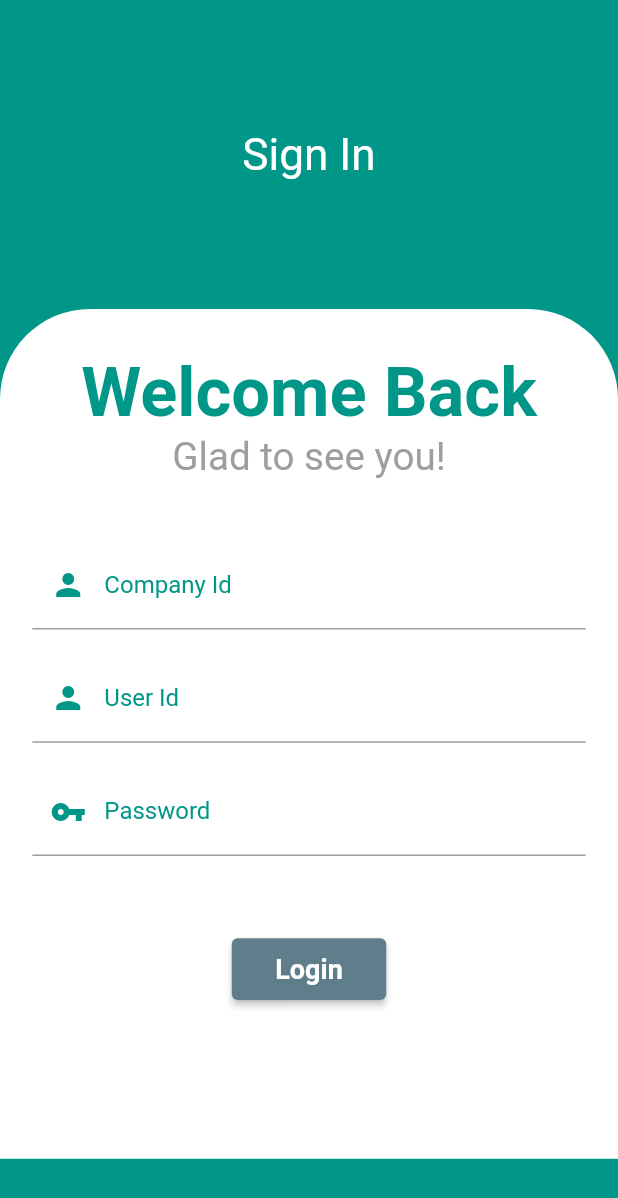
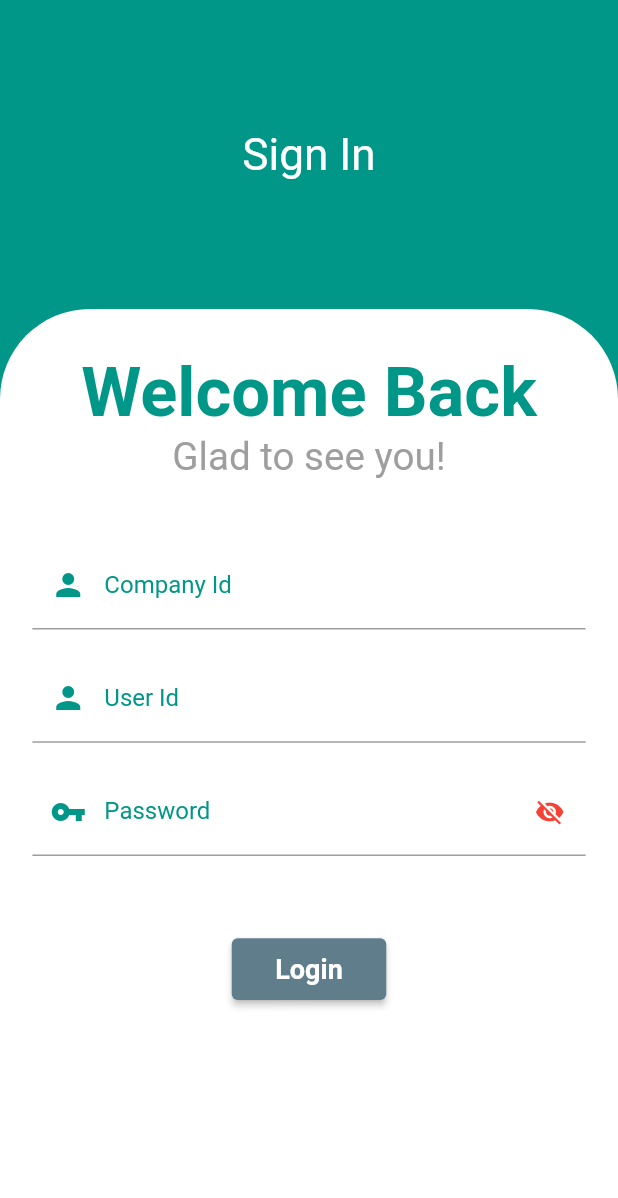
Before and after one commit to Tahmina-Bristy7/Attendance_app, a Flutter app: the screen it shows after launch, on a phone screen of 412 x 824 dp. Shown: the top 1198 px of the screen. Run offline on Flutter 3.47's test engine with Material 2 defaults, Android fonts, the phone set to English and light mode, and no system bars; our stand-ins replace geocoding, geolocator, image_picker.

Commit message:
added some design issue

```diff
--- a/lib/Screens/login_page.dart
+++ b/lib/Screens/login_page.dart
@@ -1,5 +1,6 @@
 import 'package:attendance/Screens/homepage.dart';
 import 'package:flutter/material.dart';
+import 'package:geolocator/geolocator.dart';
 // import 'package:google_fonts/google_fonts.dart';
 
 class LoginPage extends StatefulWidget {
@@ -14,12 +15,15 @@ class _LoginPageState extends State<LoginPage> {
   final _userIdController = TextEditingController();
   final _passwordController = TextEditingController();
   final _formKey = GlobalKey<FormState>();
+  String location = 'Press Button';
   double screenHeight = 0;
   double screenWidth = 0;
   Color initialColor = Colors.white;
   var companyId = 12345;
   var userId = '123@gmail.com';
   var password = '1234';
+
+  bool _obscureText = true;
 
   @override
   void dispose() {
@@ -36,11 +40,53 @@ class _LoginPageState extends State<LoginPage> {
     screenWidth = MediaQuery.of(context).size.width;
     // bool _obscureText = true;
 
+    Future<Position> _getGeoLocationPosition() async {
+      bool serviceEnabled;
+      LocationPermission permission;
+
+      serviceEnabled = await Geolocator.isLocationServiceEnabled();
+      if (!serviceEnabled) {
+        await Geolocator.openLocationSettings();
+        return Future.error('Location services are disabled.');
+      }
+      permission = await Geolocator.checkPermission();
+      if (permission == LocationPermission.denied) {
+        permission = await Geolocator.requestPermission();
+        if (permission == LocationPermission.denied) {
+          return Future.error('Location permissions are denied');
+        }
+      }
+      if (permission == LocationPermission.deniedForever) {
+        return Future.error(
+            'Location permissions are permanently denied, we cannot request permissions.');
+      }
+
+      return await Geolocator.getCurrentPosition(
+          desiredAccuracy: LocationAccuracy.high);
+    }
+
+    // Future<void> GetAddressFromLatLong(Position position) async {
+    //   List<Placemark> placemarks =
+    //       await placemarkFromCoordinates(position.latitude, position.longitude);
+    //   print(placemarks);
+    //   Placemark place = placemarks[0];
+
+    //   setState(() {
+    //     Address =
+    //         '${place.street}, ${place.subLocality}, ${place.locality}, ${place.postalCode}, ${place.country}';
+    //   });
+    //   print(Address);
+    // }
+
+    @override
+    void initState() async {
+      _getGeoLocationPosition();
+    }
+
     return Scaffold(
       // resizeToAvoidBottomInset: false,
       backgroundColor: Colors.teal,
       body: SafeArea(
-        child: SingleChildScrollView(
         child: Column(
           children: [
             SizedBox(
@@ -52,10 +98,8 @@ class _LoginPageState extends State<LoginPage> {
                         color: Colors.white, fontSize: screenWidth / 14)),
               ),
             ),
-              SingleChildScrollView(
-                scrollDirection: Axis.vertical,
+            Expanded(
               child: Container(
-                  alignment: Alignment.bottomCenter,
                 height: screenHeight - screenHeight / 3.2,
                 width: screenWidth,
                 decoration: BoxDecoration(
@@ -65,6 +109,7 @@ class _LoginPageState extends State<LoginPage> {
                         topLeft: Radius.circular(60))),
                 child: Padding(
                   padding: EdgeInsets.symmetric(horizontal: screenWidth / 60),
+                  child: SingleChildScrollView(
                     child: Column(
                       children: [
                         SizedBox(
@@ -112,6 +157,8 @@ class _LoginPageState extends State<LoginPage> {
                                 SizedBox(
                                   height: screenHeight / 50,
                                 ),
+
+                                // User Id field
                                 TextFormField(
                                   decoration: const InputDecoration(
                                       labelText: 'User Id',
@@ -130,14 +177,40 @@ class _LoginPageState extends State<LoginPage> {
                                 SizedBox(
                                   height: screenHeight / 50,
                                 ),
+
+                                // Password Field
                                 TextFormField(
-                                  obscureText: true,
+                                  obscureText: _obscureText,
                                   controller: _passwordController,
-                                  decoration: const InputDecoration(
+                                  decoration: InputDecoration(
                                     labelText: 'Password',
                                     labelStyle: TextStyle(color: Colors.teal),
                                     prefixIcon:
                                         Icon(Icons.vpn_key, color: Colors.teal),
+                                    suffixIcon: _obscureText == true
+                                        ? IconButton(
+                                            onPressed: () {
+                                              setState(() {
+                                                _obscureText = false;
+                                              });
+                                            },
+                                            icon: const Icon(
+                                              Icons.visibility_off,
+                                              size: 20,
+                                              color: Colors.red,
+                                            ))
+                                        : IconButton(
+                                            onPressed: () {
+                                              setState(() {
+                                                _obscureText = true;
+                                              });
+                                            },
+                                            icon: const Icon(
+                                              Icons.remove_red_eye,
+                                              size: 20,
+                                              color: Colors.red,
+                                            ),
+                                          ),
                                   ),
                                   validator: (value) {
                                     if (value != password) {
@@ -156,12 +229,20 @@ class _LoginPageState extends State<LoginPage> {
                             width: screenWidth / 4,
                             height: screenWidth / 10,
                             child: ElevatedButton(
-                              onPressed: () {
+                              onPressed: () async {
                                 // _login();
                                 Navigator.push(
                                     context,
                                     MaterialPageRoute(
                                         builder: (_) => HomePage()));
+                                Position position =
+                                    await _getGeoLocationPosition();
+
+                                setState(() {
+                                  location =
+                                      'Latitude: ${position.latitude} , Longitude: ${position.longitude}';
+                                });
+                                print(location);
                               },
                               child: const Text(
                                 'Login',
@@ -174,8 +255,8 @@ class _LoginPageState extends State<LoginPage> {
                   ),
                 ),
               ),
+            ),
           ],
-          ),
         ),
       ),
     );
```
Also changed, not shown: lib/Screens/homepage.dart (+2 -50 lines). Lines whose indentation alone changed are shown as unchanged.
